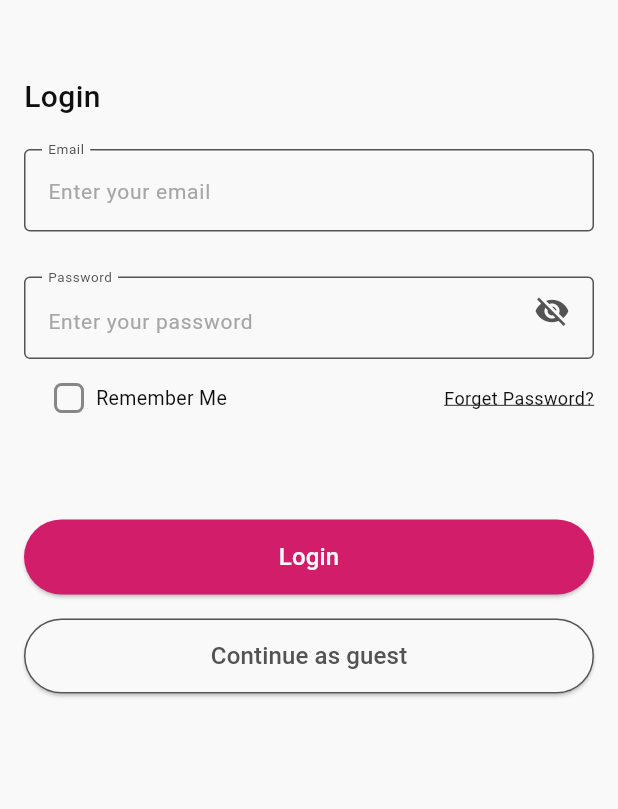
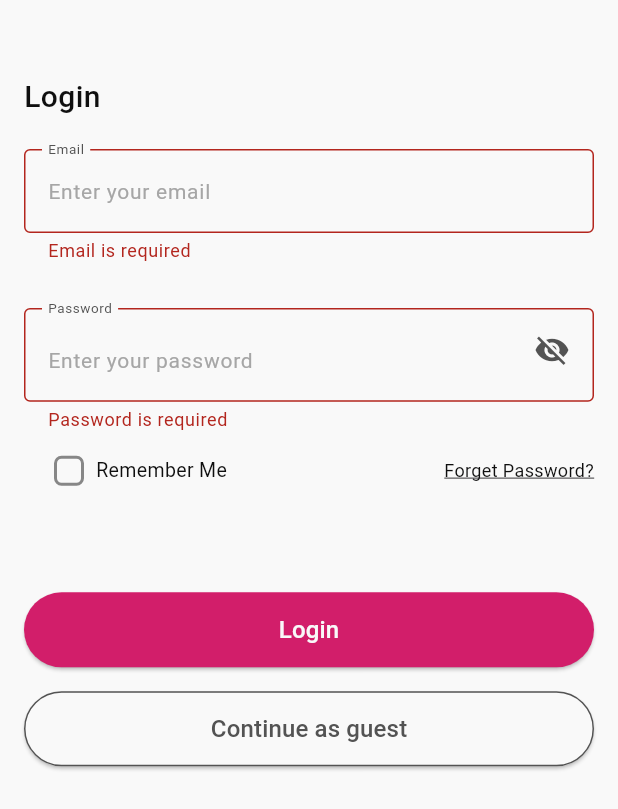
Before and after one commit to Marco-Nagy/Flowery-App, a Flutter app: the screen it shows after launch, after a tap on "Login", on a phone screen of 412 x 824 dp. Shown: the top 809 px of the screen. Run offline on Flutter 3.47's test engine with Material 3 defaults, Android fonts, the light colour scheme and no system bars; our stand-ins replace bloc, dio, flutter_bloc, flutter_screenutil, fluttertoast, get_it and 4 more; generated files the repository leaves out were written again.

Commit message:
refactor: refactor login view again 🤷‍♀️

```diff
--- a/lib/features/auth/presentation/login/pages/login_view.dart
+++ b/lib/features/auth/presentation/login/pages/login_view.dart
@@ -18,11 +18,23 @@ class LoginView extends StatefulWidget {
 
 class _LoginViewState extends State<LoginView> {
   late LoginViewModel viewModel;
+  late var emailController;
+  late var passwordController;
+  final formKey = GlobalKey<FormState>();
 
   @override
   void initState() {
     viewModel = getIt.get<LoginViewModel>();
+    emailController = TextEditingController();
+    passwordController = TextEditingController();
     super.initState();
+  }
+
+  @override
+  void dispose() {
+    emailController.dispose();
+    passwordController.dispose();
+    super.dispose();
   }
 
   @override
@@ -41,11 +53,19 @@ class _LoginViewState extends State<LoginView> {
                 SliverToBoxAdapter(
                   child: verticalSpacing(20),
                 ),
-                LoginForm(),
+                LoginForm(
+                  formKey: formKey,
+                  passwordController: passwordController,
+                  emailController: emailController,
+                ),
                 SliverToBoxAdapter(
                   child: verticalSpacing(70),
                 ),
-                LoginButtons(),
+                LoginButtons(
+                  emailController: emailController,
+                  passwordController: passwordController,
+                  formKey: formKey,
+                ),
               ],
             ),
           );
--- a/lib/features/auth/presentation/login/widgets/custom_text_form_field.dart
+++ b/lib/features/auth/presentation/login/widgets/custom_text_form_field.dart
@@ -26,9 +26,7 @@ class CustomTextFormField extends StatefulWidget {
 class _CustomTextFormFieldState extends State<CustomTextFormField> {
   @override
   Widget build(BuildContext context) {
-    return Container(
-      height: 55,
-      child: TextFormField(
+    return TextFormField(
       obscureText: widget.isPassword ?? false,
       controller: widget.controller,
       decoration: InputDecoration(
@@ -48,7 +46,6 @@ class _CustomTextFormFieldState extends State<CustomTextFormField> {
         ),
       ),
       validator: widget.validator,
-      ),
     );
   }
 }
--- a/lib/features/auth/presentation/login/widgets/email_field.dart
+++ b/lib/features/auth/presentation/login/widgets/email_field.dart
@@ -3,7 +3,9 @@ import 'package:flowery_e_commerce/core/utils/validators.dart';
 import 'package:flowery_e_commerce/features/auth/presentation/login/widgets/custom_text_form_field.dart';
 
 class EmailField extends StatelessWidget {
-  final TextEditingController emailController = TextEditingController();
+  final TextEditingController emailController;
+
+  const EmailField({Key? key, required this.emailController}) : super(key: key);
 
   @override
   Widget build(BuildContext context) {
--- a/lib/features/auth/presentation/login/widgets/login_buttons.dart
+++ b/lib/features/auth/presentation/login/widgets/login_buttons.dart
@@ -7,6 +7,16 @@ import 'package:flowery_e_commerce/features/auth/presentation/login/manager/logi
 import 'package:flowery_e_commerce/features/auth/presentation/login/manager/login_action.dart';
 
 class LoginButtons extends StatelessWidget {
+  final TextEditingController emailController;
+  final TextEditingController passwordController;
+  final formKey;
+
+  const LoginButtons({
+    Key? key,
+    required this.emailController,
+    required this.passwordController,
+    required this.formKey,
+  });
   @override
   Widget build(BuildContext context) {
     final viewModel = context.read<LoginViewModel>();
@@ -18,12 +28,10 @@ class LoginButtons extends StatelessWidget {
             color: MyColors.primary,
             title: "Login",
             onTap: () {
-              if (Form.of(context).validate()) {
+              if (formKey.currentState!.validate()) {
                 viewModel.doAction(LoginAction(LoginRequestEntity(
-                  email: "test@example.com",
-                  // Replace with your controller's value
-                  password:
-                      "password123", // Replace with your controller's value
+                  email: emailController.text.trim(),
+                  password: passwordController.text.trim(),
                 )));
               }
             },
--- a/lib/features/auth/presentation/login/widgets/login_form.dart
+++ b/lib/features/auth/presentation/login/widgets/login_form.dart
@@ -4,7 +4,16 @@ import 'emember_me_and_forgot_password.dart';
 import 'password_field.dart';
 
 class LoginForm extends StatelessWidget {
-  final formKey = GlobalKey<FormState>();
+  final formKey;
+
+  const LoginForm(
+      {Key? key,
+      required this.formKey,
+      required this.emailController,
+      required this.passwordController})
+      : super(key: key);
+  final TextEditingController passwordController;
+  final TextEditingController emailController;
 
   @override
   Widget build(BuildContext context) {
@@ -13,9 +22,13 @@ class LoginForm extends StatelessWidget {
         key: formKey,
         child: Column(
           children: [
-            EmailField(),
+            EmailField(
+              emailController: emailController,
+            ),
             const SizedBox(height: 30),
-            PasswordField(),
+            PasswordField(
+              passwordController: passwordController,
+            ),
             const SizedBox(height: 16),
             RememberMeAndForgotPassword(),
           ],
--- a/lib/features/auth/presentation/login/widgets/password_field.dart
+++ b/lib/features/auth/presentation/login/widgets/password_field.dart
@@ -4,18 +4,20 @@ import 'package:flowery_e_commerce/core/utils/validators.dart';
 import 'package:flowery_e_commerce/core/styles/colors/my_colors.dart';
 
 class PasswordField extends StatefulWidget {
+  final TextEditingController passwordController;
+
+  const PasswordField({super.key, required this.passwordController});
   @override
   State<PasswordField> createState() => _PasswordFieldState();
 }
 
 class _PasswordFieldState extends State<PasswordField> {
-  final TextEditingController passwordController = TextEditingController();
   bool isPasswordVisible = false;
 
   @override
   Widget build(BuildContext context) {
     return CustomTextFormField(
-      controller: passwordController,
+      controller: widget.passwordController,
       isPassword: !isPasswordVisible,
       validator: (value) => Validators.validatePassword(value),
       hintText: "Enter your password",
```
Lines whose indentation alone changed are shown as unchanged.
